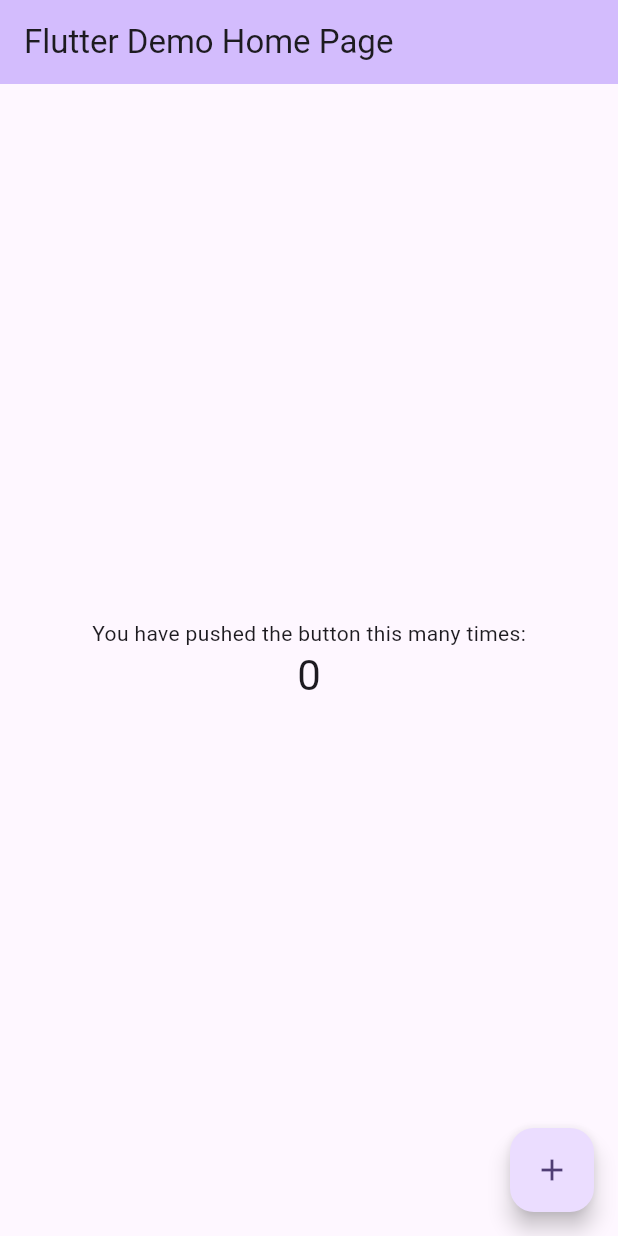
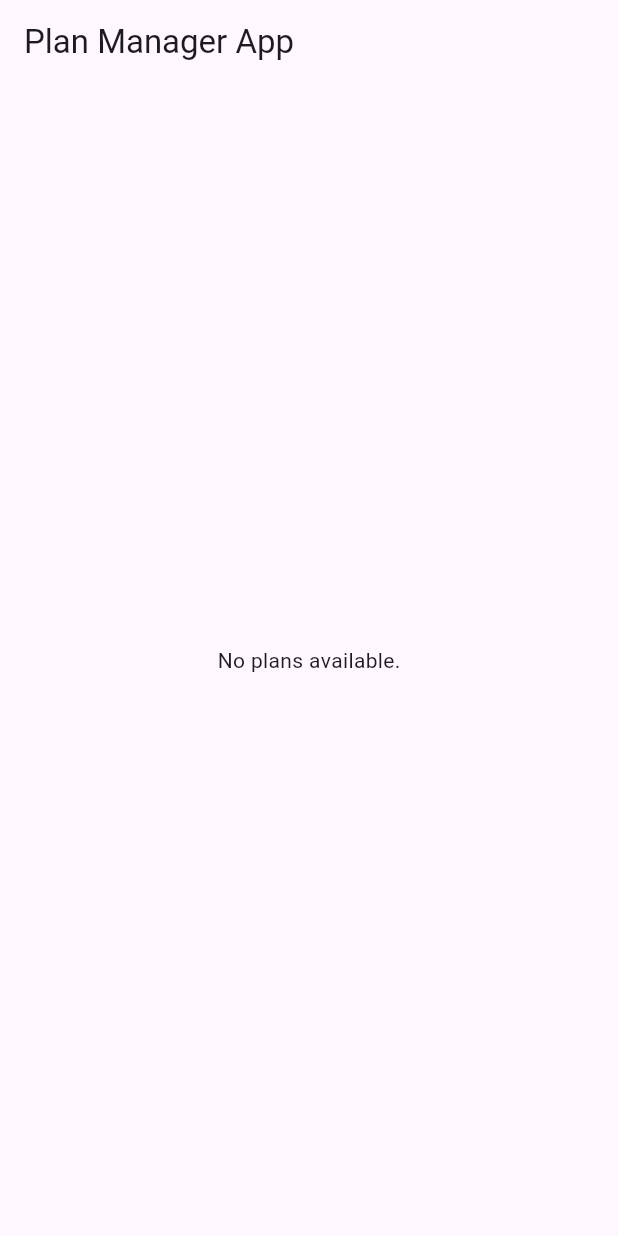
Before and after one commit to anguyen221/plan_manager_app, a Flutter app: the screen it shows after launch, on a phone screen of 412 x 824 dp. Run offline on Flutter 3.47's test engine with Material 3 defaults, Android fonts, the phone set to English and light mode, and no system bars.

Commit message:
Created basic UI

```diff
--- a/lib/main.dart
+++ b/lib/main.dart
@@ -1,125 +1,19 @@
 import 'package:flutter/material.dart';
+import 'plan_manager_screen.dart';
 
 void main() {
-  runApp(const MyApp());
+  runApp(MyApp());
 }
 
 class MyApp extends StatelessWidget {
-  const MyApp({super.key});
-
-  // This widget is the root of your application.
   @override
   Widget build(BuildContext context) {
     return MaterialApp(
-      title: 'Flutter Demo',
+      title: 'Plan Manager App',
       theme: ThemeData(
-        // This is the theme of your application.
-        //
-        // TRY THIS: Try running your application with "flutter run". You'll see
-        // the application has a purple toolbar. Then, without quitting the app,
-        // try changing the seedColor in the colorScheme below to Colors.green
-        // and then invoke "hot reload" (save your changes or press the "hot
-        // reload" button in a Flutter-supported IDE, or press "r" if you used
-        // the command line to start the app).
-        //
-        // Notice that the counter didn't reset back to zero; the application
-        // state is not lost during the reload. To reset the state, use hot
-        // restart instead.
-        //
-        // This works for code too, not just values: Most code changes can be
-        // tested with just a hot reload.
-        colorScheme: ColorScheme.fromSeed(seedColor: Colors.deepPurple),
-        useMaterial3: true,
+        primarySwatch: Colors.blue,
       ),
-      home: const MyHomePage(title: 'Flutter Demo Home Page'),
+      home: PlanManagerScreen(),
     );
   }
 }
-
-class MyHomePage extends StatefulWidget {
-  const MyHomePage({super.key, required this.title});
-
-  // This widget is the home page of your application. It is stateful, meaning
-  // that it has a State object (defined below) that contains fields that affect
-  // how it looks.
-
-  // This class is the configuration for the state. It holds the values (in this
-  // case the title) provided by the parent (in this case the App widget) and
-  // used by the build method of the State. Fields in a Widget subclass are
-  // always marked "final".
-
-  final String title;
-
-  @override
-  State<MyHomePage> createState() => _MyHomePageState();
-}
-
-class _MyHomePageState extends State<MyHomePage> {
-  int _counter = 0;
-
-  void _incrementCounter() {
-    setState(() {
-      // This call to setState tells the Flutter framework that something has
-      // changed in this State, which causes it to rerun the build method below
-      // so that the display can reflect the updated values. If we changed
-      // _counter without calling setState(), then the build method would not be
-      // called again, and so nothing would appear to happen.
-      _counter++;
-    });
-  }
-
-  @override
-  Widget build(BuildContext context) {
-    // This method is rerun every time setState is called, for instance as done
-    // by the _incrementCounter method above.
-    //
-    // The Flutter framework has been optimized to make rerunning build methods
-    // fast, so that you can just rebuild anything that needs updating rather
-    // than having to individually change instances of widgets.
-    return Scaffold(
-      appBar: AppBar(
-        // TRY THIS: Try changing the color here to a specific color (to
-        // Colors.amber, perhaps?) and trigger a hot reload to see the AppBar
-        // change color while the other colors stay the same.
-        backgroundColor: Theme.of(context).colorScheme.inversePrimary,
-        // Here we take the value from the MyHomePage object that was created by
-        // the App.build method, and use it to set our appbar title.
-        title: Text(widget.title),
-      ),
-      body: Center(
-        // Center is a layout widget. It takes a single child and positions it
-        // in the middle of the parent.
-        child: Column(
-          // Column is also a layout widget. It takes a list of children and
-          // arranges them vertically. By default, it sizes itself to fit its
-          // children horizontally, and tries to be as tall as its parent.
-          //
-          // Column has various properties to control how it sizes itself and
-          // how it positions its children. Here we use mainAxisAlignment to
-          // center the children vertically; the main axis here is the vertical
-          // axis because Columns are vertical (the cross axis would be
-          // horizontal).
-          //
-          // TRY THIS: Invoke "debug painting" (choose the "Toggle Debug Paint"
-          // action in the IDE, or press "p" in the console), to see the
-          // wireframe for each widget.
-          mainAxisAlignment: MainAxisAlignment.center,
-          children: <Widget>[
-            const Text(
-              'You have pushed the button this many times:',
-            ),
-            Text(
-              '$_counter',
-              style: Theme.of(context).textTheme.headlineMedium,
-            ),
-          ],
-        ),
-      ),
-      floatingActionButton: FloatingActionButton(
-        onPressed: _incrementCounter,
-        tooltip: 'Increment',
-        child: const Icon(Icons.add),
-      ), // This trailing comma makes auto-formatting nicer for build methods.
-    );
-  }
-}
--- /dev/null
+++ b/lib/plan_manager_screen.dart
@@ -0,0 +1,48 @@
+import 'package:flutter/material.dart';
+
+void main() {
+  runApp(MyApp());
+}
+
+class MyApp extends StatelessWidget {
+  @override
+  Widget build(BuildContext context) {
+    return MaterialApp(
+      title: 'Plan Manager App',
+      theme: ThemeData(
+        primarySwatch: Colors.blue,
+      ),
+      home: PlanManagerScreen(),
+    );
+  }
+}
+
+class PlanManagerScreen extends StatefulWidget {
+  @override
+  _PlanManagerScreenState createState() => _PlanManagerScreenState();
+}
+
+class _PlanManagerScreenState extends State<PlanManagerScreen> {
+  List<String> plans = [];
+
+  @override
+  Widget build(BuildContext context) {
+    return Scaffold(
+      appBar: AppBar(
+        title: Text('Plan Manager App'),
+      ),
+      body: Center(
+        child: plans.isEmpty
+            ? Text('No plans available.')
+            : ListView.builder(
+                itemCount: plans.length,
+                itemBuilder: (context, index) {
+                  return ListTile(
+                    title: Text(plans[index]),
+                  );
+                },
+              ),
+      ),
+    );
+  }
+}
```
